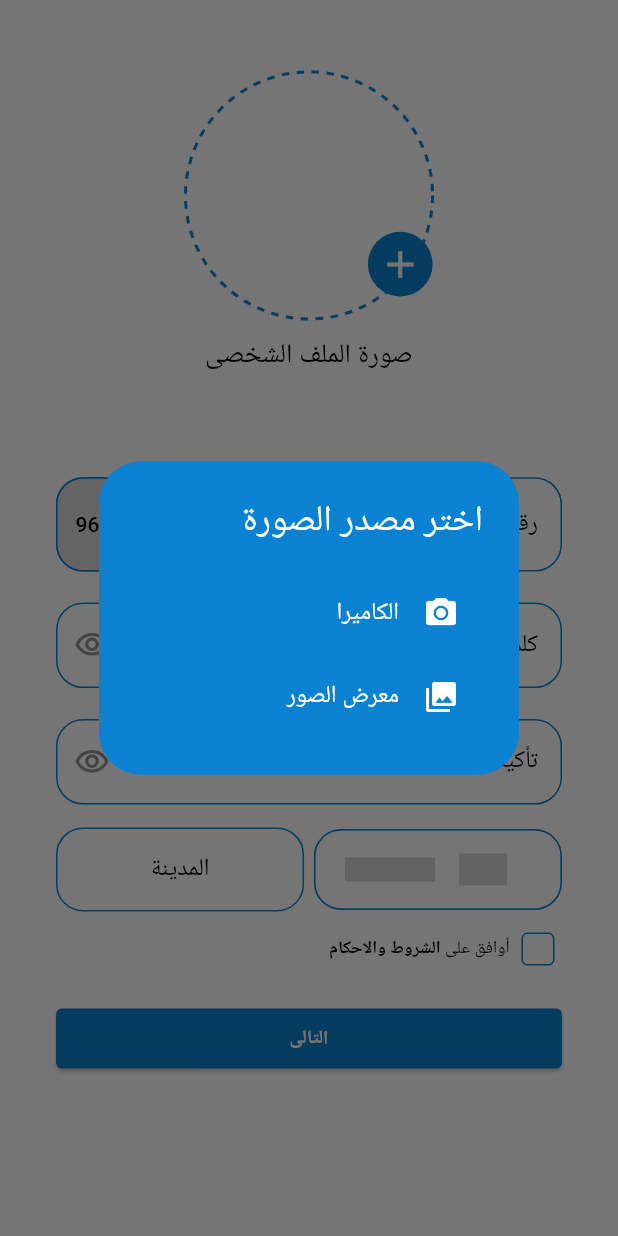
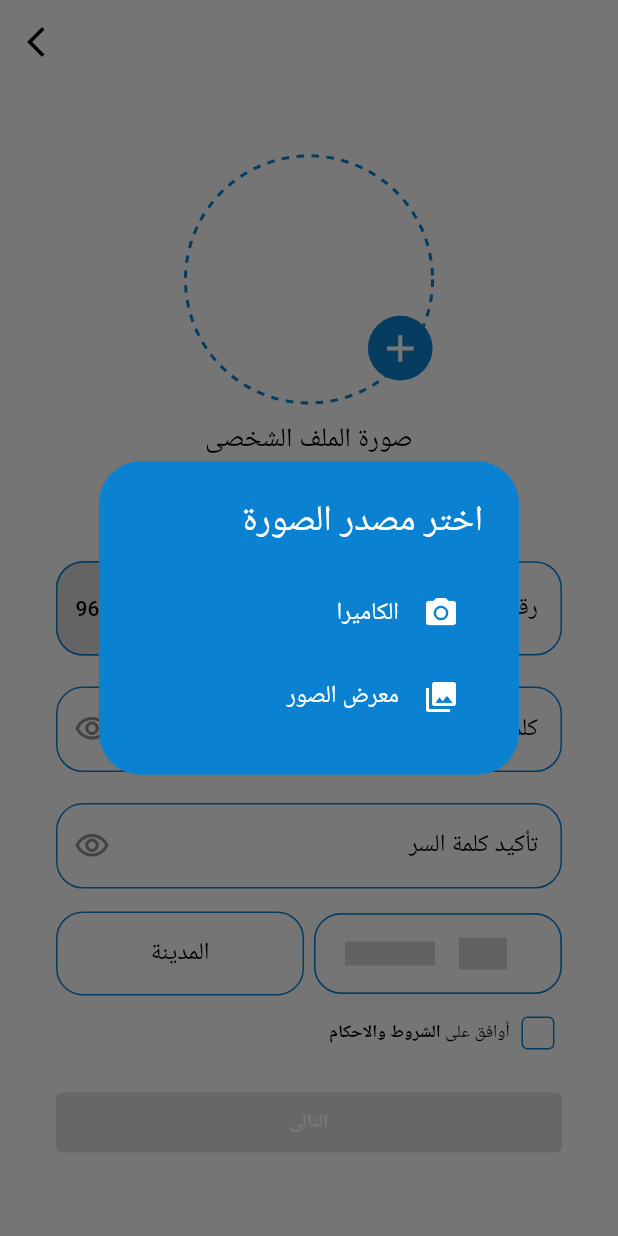
Before and after one commit to mohammedhedaya/-Sar-aat-Al-Tasweeq, a Flutter app: the SignUpProfileView screen opened by its route, after a tap on the "add" icon, on a phone screen of 412 x 824 dp. Run offline on Flutter 3.47's test engine with Material 3 defaults, Android fonts, the phone set to English and light mode, and no system bars; drawn by our look-alikes of country_code_picker; our stand-ins replace adaptive_theme, carousel_slider, chat_bubbles, device_preview, easy_localization, flutter_bloc and 10 more; missing offline and left inert: qr_code_scanner; accounts and stored records are empty.

Commit message:
Fix password validation & required terms and conditions & arrow back

```diff
--- a/assets/translation/ar.json
+++ b/assets/translation/ar.json
@@ -125,7 +125,7 @@
     "Camera": "الكاميرا",
     "ChooseImageSource": "اختر مصدر الصورة",
     "confirm_password": "تأكيد كلمة السر",
-    "checkPassword": "كلمة السر يجب أن تحتوي على 6 أحرف على الأقل\nتشمل حرف كبير، حرف صغير، و 6 أرقام",
+    "checkPassword": "كلمه المرور يجب أن تحتوي على حرفين على الأقل\nتشمل حرف صغير وحرف كبير و 6 ارقام او اكثر",
     "passwordDontMatch": "كلمة السر غير متطابقة",
     "defaultValidation": "هذا الحقل مطلوب",
     "passwordValidation": "من فضلك قم بادخال كلمة السر",
--- a/assets/translation/en.json
+++ b/assets/translation/en.json
@@ -125,7 +125,7 @@
     "Camera": "Camera",
     "ChooseImageSource": "Choose Image Source",
     "confirm_password": "Confirm Password",
-    "checkPassword": "The password must contain at least 6 characters,\nincluding an uppercase letter,\na lowercase letter, and 6 numbers",
+    "checkPassword": "The password must contain at least two letters,\nincluding a lowercase letter, an uppercase letter,\nand 6 or more numbers",
     "passwordDontMatch": "Password does not match",
     "defaultValidation": "This field is required",
     "passwordValidation": "Please enter your password",
--- a/lib/features/auth/presentation/cubit/auth_state.dart
+++ b/lib/features/auth/presentation/cubit/auth_state.dart
@@ -7,3 +7,5 @@ final class ObscurePasswordTextUpdateState extends AuthState {}
 final class AuthProfileImageUpdated extends AuthState {}
 
 final class AuthProfileImageValidated extends AuthState {}
+
+class AuthTermsCheckedUpdateState extends AuthState {}
--- a/lib/features/auth/presentation/views/signup/sign_up_profile.dart
+++ b/lib/features/auth/presentation/views/signup/sign_up_profile.dart
@@ -22,6 +22,21 @@ class SignUpProfileView extends StatelessWidget {
 
     return SafeArea(
       child: Scaffold(
+        appBar: AppBar(
+          backgroundColor: Colors.transparent,
+          surfaceTintColor: Colors.transparent,
+          automaticallyImplyLeading: false,
+          actions: [
+            IconButton(
+              onPressed: () {
+                context.pop();
+              },
+              icon: const Icon(
+                Icons.arrow_forward_ios_outlined,
+              ),
+            ),
+          ],
+        ),
         body: SingleChildScrollView(
           child: Padding(
             padding: EdgeInsetsDirectional.symmetric(horizontal: 34.w),
@@ -258,11 +273,19 @@ class SignUpProfileView extends StatelessWidget {
                       SizedBox(
                         width: double.infinity,
                         child: ElevatedButton(
-                          onPressed: () {
-                            if (cubit.validateSignUpProfile(context)) {
-                              context.push("/signUpOTPView");
-                            }
-                          },
+                          onPressed: cubit.isTermsChecked
+                              ? () {
+                                  // Proceed with the signup logic
+                                  if (cubit.validateSignUpProfile(context)) {
+                                    context.push("/signUpOTPView");
+                                  }
+                                }
+                              : null,
+                          // onPressed: () {
+                          //   if (cubit.validateSignUpProfile(context)) {
+                          //     context.push("/signUpOTPView");
+                          //   }
+                          // },
                           style: ElevatedButton.styleFrom(
                             backgroundColor: isDark
                                 ? AppColors.blackColor
--- a/lib/features/auth/presentation/widgets/terms_and_condition.dart
+++ b/lib/features/auth/presentation/widgets/terms_and_condition.dart
@@ -1,6 +1,9 @@
 import 'package:adaptive_theme/adaptive_theme.dart';
 import 'package:easy_localization/easy_localization.dart';
 import 'package:flutter/material.dart';
+import 'package:flutter_bloc/flutter_bloc.dart';
+import 'package:shopping_chart/features/auth/presentation/cubit/auth_cubit.dart';
+import 'package:shopping_chart/features/auth/presentation/cubit/auth_state.dart';
 import '../../../../core/utils/app_colors.dart';
 import '../../../../core/utils/app_text_style.dart';
 
@@ -30,19 +33,24 @@ class _TermsConditionsWidgetState extends State<TermsConditionsWidget> {
   @override
   Widget build(BuildContext context) {
     final isDark = AdaptiveTheme.of(context).mode == AdaptiveThemeMode.dark;
+    return BlocBuilder<AuthCubit, AuthState>(
+      builder: (context, state) {
+        final cubit = context.read<AuthCubit>();
         return Row(
           mainAxisAlignment: MainAxisAlignment.start,
           children: [
             Checkbox(
-          value: isChecked,
+              value: cubit.isTermsChecked,
               visualDensity: const VisualDensity(
                 horizontal: VisualDensity.minimumDensity,
                 vertical: VisualDensity.minimumDensity,
               ),
               onChanged: (value) {
-            setState(() {
-              isChecked = value!;
-            });
+                cubit.updateTermsChecked(value ?? false);
+
+                // setState(() {
+                //   isChecked = value!;
+                // });
               },
               activeColor: isDark ? AppColors.whiteColor : AppColors.blueLight,
               checkColor: isDark ? AppColors.blackColor : AppColors.whiteColor,
@@ -65,7 +73,9 @@ class _TermsConditionsWidgetState extends State<TermsConditionsWidget> {
                     TextSpan(
                       text: "termsAndConditions".tr(context: context),
                       style: AppStyles.style13W600.copyWith(
-                    color: isDark ? AppColors.whiteColor : AppColors.blackColor,
+                        color: isDark
+                            ? AppColors.whiteColor
+                            : AppColors.blackColor,
                       ),
                     ),
                   ],
@@ -73,6 +83,8 @@ class _TermsConditionsWidgetState extends State<TermsConditionsWidget> {
               ),
             ),
           ],
+        );
+      },
     );
   }
 
```
Also changed, not shown: lib/features/auth/presentation/cubit/auth_cubit.dart (+9 -5 lines). Lines whose indentation alone changed are shown as unchanged.
